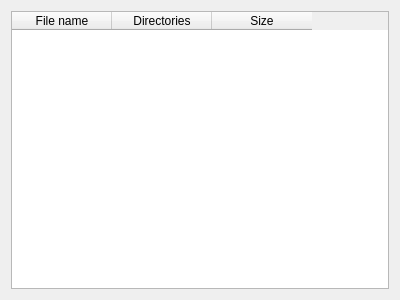
First picture: the form in src/frontend/results_tab.ui, repository adam-choragwicki/DuplicateFileFinder_Qt_Cplusplus, before the edit.
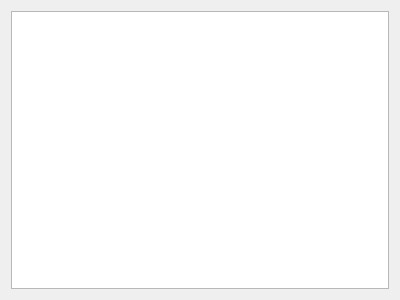
Second picture: the form after the edit.

Commit message:
Refactor duplicate results table to use Qt model/view architecture
- replace QTableWidget with QTableView backed by DuplicateResultsTableModel
- move result formatting, styling, path roles, and group-aware sorting into the model
- update result-table interactions and tests for the model-backed view

```diff
--- a/src/frontend/results_tab.ui
+++ b/src/frontend/results_tab.ui
@@ -15,23 +15,7 @@
   </property>
   <layout class="QVBoxLayout" name="verticalLayout">
    <item>
-    <widget class="QTableWidget" name="results_TableWidget">
-     <column>
-      <property name="text">
-       <string>File name</string>
-      </property>
-     </column>
-     <column>
-      <property name="text">
-       <string>Directories</string>
-      </property>
-     </column>
-     <column>
-      <property name="text">
-       <string>Size</string>
-      </property>
-     </column>
-    </widget>
+    <widget class="QTableView" name="results_TableView"/>
    </item>
   </layout>
  </widget>
```
The commit also changes 8 other files.
